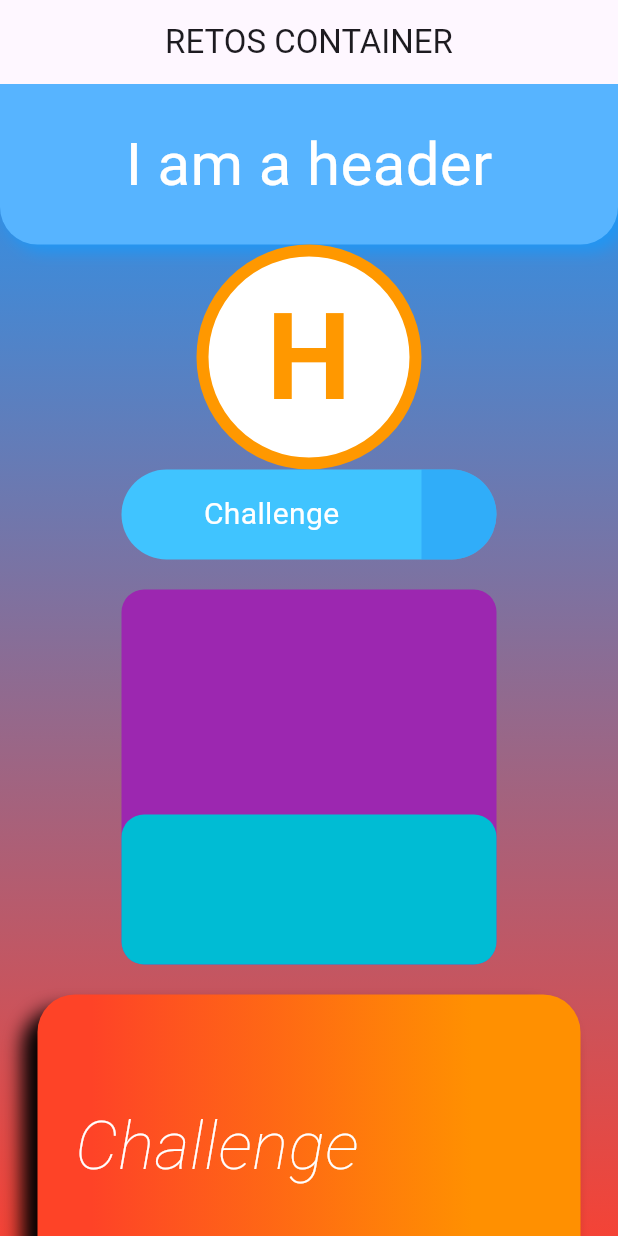
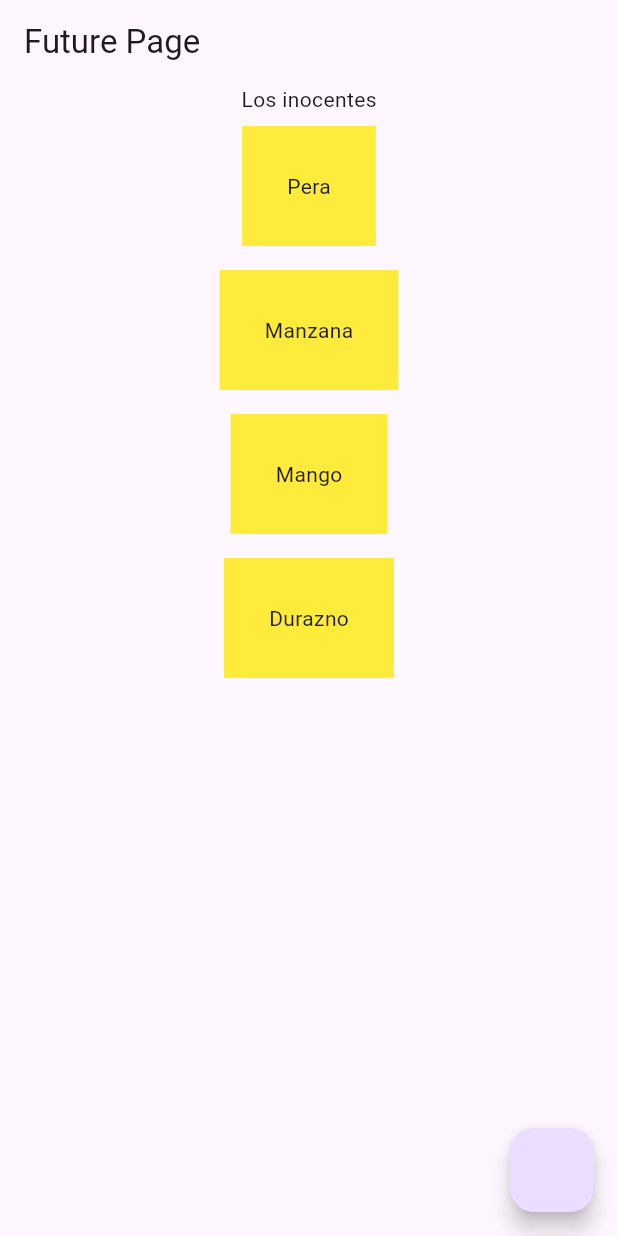
Before and after one commit to fr4nsgallegos/recetasappG9, a Flutter app: the screen it shows after launch, on a phone screen of 412 x 824 dp. Run offline on Flutter 3.47's test engine with Material 3 defaults, Android fonts, the phone set to English and light mode, and no system bars; our stand-ins replace flutter_svg.

Commit message:
list future

```diff
--- a/lib/main.dart
+++ b/lib/main.dart
@@ -1,5 +1,6 @@
 import 'package:flutter/material.dart';
 import 'package:recetasappg9/pages/form_page.dart';
+import 'package:recetasappg9/pages/future_page.dart';
 import 'package:recetasappg9/pages/home_page.dart';
 import 'package:recetasappg9/pages/list_view_page.dart';
 import 'package:recetasappg9/pages/retos_container_page.dart';
@@ -8,7 +9,7 @@ import 'package:recetasappg9/pages/scroll_page.dart';
 void main() {
   runApp(
     MaterialApp(
-      home: RetosContainerPage(),
+      home: FuturePage(),
       debugShowCheckedModeBanner: false,
     ),
   );
--- /dev/null
+++ b/lib/pages/future_page.dart
@@ -0,0 +1,72 @@
+import 'package:flutter/material.dart';
+
+class FuturePage extends StatefulWidget {
+  @override
+  State<FuturePage> createState() => _FuturePageState();
+}
+
+class _FuturePageState extends State<FuturePage> {
+  String titulo = "";
+  List<String> productsList = [];
+  Future<String> getTitle() async {
+    return Future.delayed(Duration(seconds: 4), () {
+      return "Los inocentes";
+    });
+  }
+
+  Future<List<String>> getProducts() {
+    return Future.delayed(Duration(seconds: 5), () {
+      return ["Pera", "Manzana", "Mango", "Durazno"];
+    });
+  }
+
+  void llenarTitulo() async {
+    titulo = await getTitle();
+    setState(() {});
+  }
+
+  void llenarProducts() async {
+    productsList = await getProducts();
+    setState(() {});
+  }
+
+  @override
+  void initState() {
+    super.initState();
+    getTitle().then((element) {
+      titulo = element;
+      setState(() {});
+    });
+    llenarProducts();
+  }
+
+  @override
+  Widget build(BuildContext context) {
+    // llenarTitulo();
+
+    return Scaffold(
+      appBar: AppBar(
+        title: Text("Future Page"),
+      ),
+      floatingActionButton: FloatingActionButton(onPressed: () {
+        titulo = "nuevo titulo";
+        setState(() {});
+      }),
+      body: Center(
+        child: Column(
+          children: [
+            Text(titulo),
+            ...productsList.map((product) {
+              return Container(
+                color: Colors.yellow,
+                margin: EdgeInsets.all(8),
+                padding: EdgeInsets.all(30),
+                child: Text(product),
+              );
+            }).toList(),
+          ],
+        ),
+      ),
+    );
+  }
+}
--- a/lib/pages/home_page.dart
+++ b/lib/pages/home_page.dart
@@ -100,6 +100,8 @@ class _HomePageState extends State<HomePage> {
                   ),
                 ),
               ),
+              Image.network(
+                  "https://images.pexels.com/photos/3049339/pexels-photo-3049339.jpeg?auto=compress&cs=tinysrgb&w=1260&h=750&dpr=1"),
               // ...foodList
               //     .map(
               //       (item) => FoodCardWidget(
--- a/lib/pages/list_view_page.dart
+++ b/lib/pages/list_view_page.dart
@@ -8,7 +8,9 @@ class ListViewPage extends StatelessWidget {
       child: Scaffold(
         body: Column(
           children: [
-            Text("Hola esta es mi lista de containers"),
+            Text(
+              "Hola esta es mi lista de containers",
+            ),
             Expanded(
               child: ListView.builder(
                 itemCount: names.length,
```
